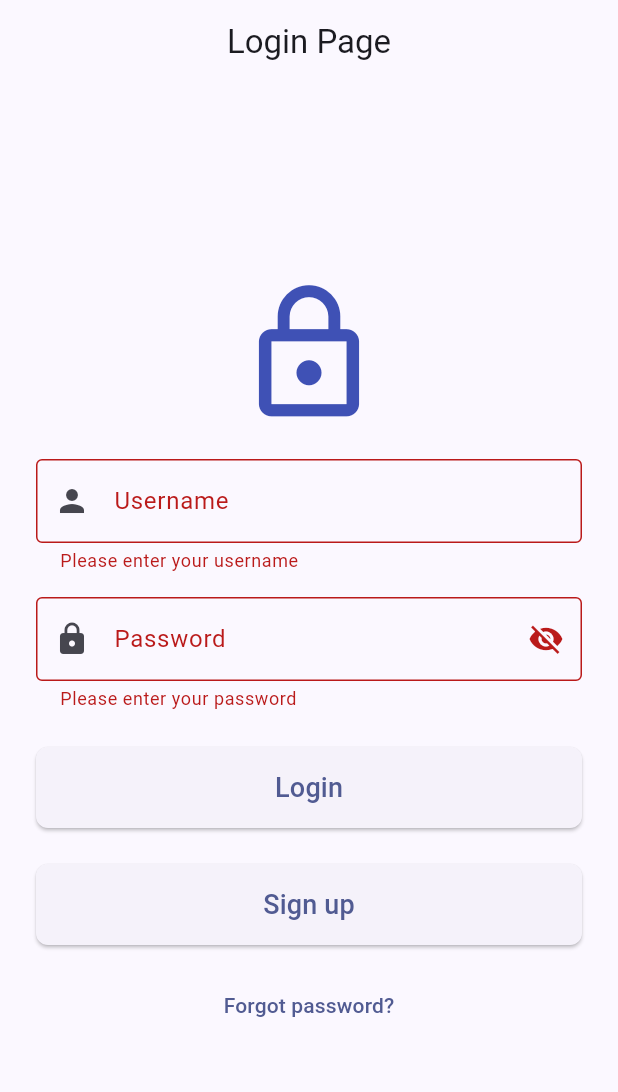
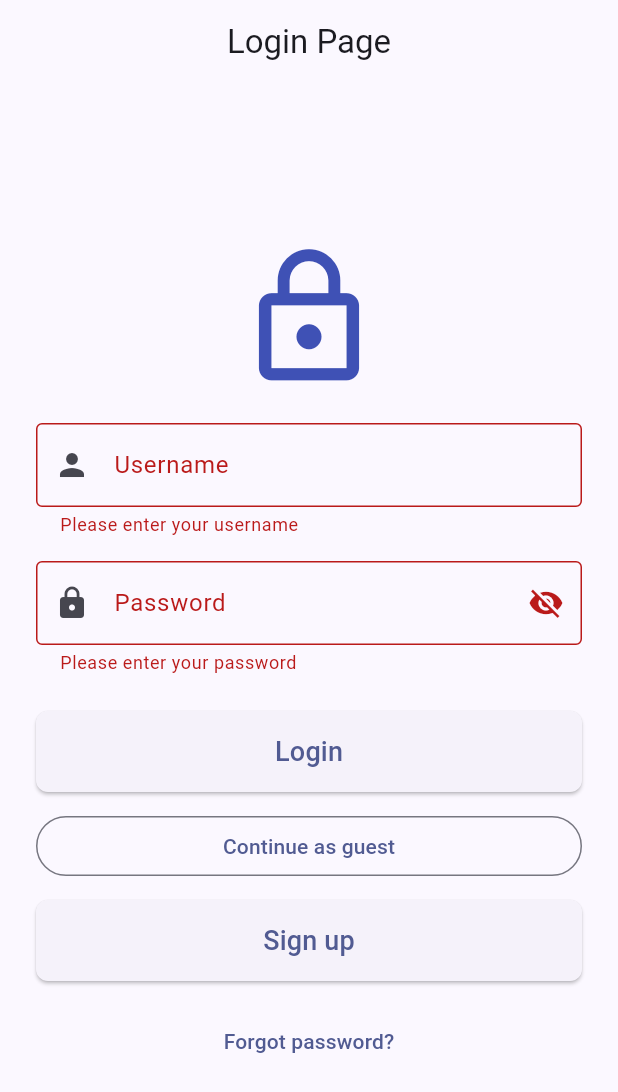
Before and after one commit to aj20l/Sceneit, a Flutter app: the screen it shows after launch, after a tap on "Login", on a phone screen of 412 x 824 dp. Shown: the top 1092 px of the screen. Run offline on Flutter 3.47's test engine with Material 3 defaults, Android fonts, the phone set to English and light mode, and no system bars; our stand-ins replace flutter_dotenv, flutter_local_notifications, sqflite; accounts and stored records are empty.

Commit message:
Wire login/registration to Session; add guest flow so local watchlist works

```diff
--- a/lib/main.dart
+++ b/lib/main.dart
@@ -2,10 +2,11 @@ import 'package:flutter/material.dart';
 import 'package:sceneit/widgets/bottom_nav.dart';
 import 'User.dart';
 import 'package:sceneit/utils/notification_service.dart';
+import 'package:sceneit/utils/session.dart';
 
 void main() async {
-  WidgetsFlutterBinding.ensureInitialized(); // async setup
-  await NotificationService.init();          // initialize notifications
+  WidgetsFlutterBinding.ensureInitialized();
+  await NotificationService.init();
   runApp(const MyApp());
 }
 
@@ -37,53 +38,54 @@ class _LoginPageState extends State<LoginPage> {
   final _formKey = GlobalKey<FormState>();
   final TextEditingController _usernameController = TextEditingController();
   final TextEditingController _passwordController = TextEditingController();
-final UserModel _userModel = UserModel();
+  final UserModel _userModel = UserModel();
   bool _obscurePassword = true;
 
-
-  Future<void> _handleLogin() async{
+  Future<void> _handleLogin() async {
     if (_formKey.currentState!.validate()) {
       final username = _usernameController.text.trim();
       final password = _passwordController.text;
 
-      // add in reading from tables and compare valid combinations
       if (username.isEmpty || password.isEmpty) {
         _showMessage("Please enter email and password.");
         return;
       }
+
+      // Admin shortcut
       if (username == "admin" && password == "1234") {
+        Session.currentUser = User(
+          id: 0,
+          username: 'admin',
+          email: 'admin@example.com',
+          password: '1234',
+        );
         _showMessage('Login successful!');
+        Navigator.push(context, MaterialPageRoute(builder: (context) => BottomNav()));
+        return;
+      }
 
-        Navigator.push(context,
-            MaterialPageRoute(
-              builder: (context) => BottomNav()
-            )
-        );
-
-      }
-      //add saving session
       final user = await _userModel.getUserByCredentials(username, password);
       if (user != null) {
+        Session.currentUser = user;
         _showMessage('Login successful!');
-        Navigator.push(context,
-            MaterialPageRoute(
-                builder: (context) => BottomNav()
-            )
-        );
-
-      }
-      else {
+        Navigator.push(context, MaterialPageRoute(builder: (context) => BottomNav()));
+      } else {
         _showMessage('Invalid credentials');
       }
     }
   }
 
+  void _continueAsGuest() {
+    Session.currentUser = null;
+    Navigator.push(context, MaterialPageRoute(builder: (context) => BottomNav()));
+  }
 
   void _showMessage(String message) {
     ScaffoldMessenger.of(context).showSnackBar(
       SnackBar(content: Text(message), duration: const Duration(seconds: 2)),
     );
   }
+
   @override
   Widget build(BuildContext context) {
     return Scaffold(
@@ -102,7 +104,6 @@ final UserModel _userModel = UserModel();
                 const Icon(Icons.lock_outline, size: 100, color: Colors.indigo),
                 const SizedBox(height: 20),
 
-                //User
                 TextFormField(
                   controller: _usernameController,
                   decoration: const InputDecoration(
@@ -119,7 +120,6 @@ final UserModel _userModel = UserModel();
                 ),
                 const SizedBox(height: 16),
 
-                // Password
                 TextFormField(
                   controller: _passwordController,
                   obscureText: _obscurePassword,
@@ -128,14 +128,8 @@ final UserModel _userModel = UserModel();
                     border: const OutlineInputBorder(),
                     prefixIcon: const Icon(Icons.lock),
                     suffixIcon: IconButton(
-                      icon: Icon(
-                        _obscurePassword
-                            ? Icons.visibility_off
-                            : Icons.visibility,
-                      ),
-                      onPressed: () {
-                        setState(() => _obscurePassword = !_obscurePassword);
-                      },
+                      icon: Icon(_obscurePassword ? Icons.visibility_off : Icons.visibility),
+                      onPressed: () => setState(() => _obscurePassword = !_obscurePassword),
                     ),
                   ),
                   validator: (value) {
@@ -148,30 +142,32 @@ final UserModel _userModel = UserModel();
 
                 const SizedBox(height: 24),
 
-
                 SizedBox(
                   width: double.infinity,
                   child: ElevatedButton(
                     onPressed: _handleLogin,
                     style: ElevatedButton.styleFrom(
                       padding: const EdgeInsets.symmetric(vertical: 14),
-                      shape: RoundedRectangleBorder(
-                        borderRadius: BorderRadius.circular(8),
-                      ),
+                      shape: RoundedRectangleBorder(borderRadius: BorderRadius.circular(8)),
                     ),
-                    child: const Text(
-                      "Login",
-                      style: TextStyle(fontSize: 18),
-                    ),
+                    child: const Text("Login", style: TextStyle(fontSize: 18)),
                   ),
                 ),
-                const SizedBox(height: 24),
+                const SizedBox(height: 12),
 
+                SizedBox(
+                  width: double.infinity,
+                  child: OutlinedButton(
+                    onPressed: _continueAsGuest,
+                    child: const Text("Continue as guest"),
+                  ),
+                ),
+                const SizedBox(height: 12),
 
                 SizedBox(
                   width: double.infinity,
                   child: ElevatedButton(
-                    onPressed:  () {
+                    onPressed: () {
                       Navigator.push(
                         context,
                         MaterialPageRoute(builder: (context) => const RegistrationPage()),
@@ -179,21 +175,14 @@ final UserModel _userModel = UserModel();
                     },
                     style: ElevatedButton.styleFrom(
                       padding: const EdgeInsets.symmetric(vertical: 14),
-                      shape: RoundedRectangleBorder(
-                        borderRadius: BorderRadius.circular(8),
-                      ),
+                      shape: RoundedRectangleBorder(borderRadius: BorderRadius.circular(8)),
                     ),
-                    child: const Text(
-                      "Sign up",
-                      style: TextStyle(fontSize: 18),
-                    ),
+                    child: const Text("Sign up", style: TextStyle(fontSize: 18)),
                   ),
                 ),
                 const SizedBox(height: 16),
                 TextButton(
-                  onPressed: () {
-                    // add in forgot password logic
-                  },
+                  onPressed: () {},
                   child: const Text("Forgot password?"),
                 ),
               ],
@@ -204,8 +193,6 @@ final UserModel _userModel = UserModel();
     );
   }
 }
-
-
 
 class RegistrationPage extends StatefulWidget {
   const RegistrationPage({super.key});
@@ -221,6 +208,7 @@ class _RegistrationPageState extends State<RegistrationPage> {
   final _emailController = TextEditingController();
   final UserModel _userModel = UserModel();
   bool _obscurePassword = false;
+
   Future<void> _signUp() async {
     final username = _usernameController.text.trim();
     final email = _emailController.text.trim();
@@ -231,27 +219,20 @@ class _RegistrationPageState extends State<RegistrationPage> {
       return;
     }
 
-    final user = User(username: username, email: email, password: password);
-    await _userModel.insertUser(user);
-    _showMessage(" User registered successfully!");
-    Navigator.push(context,
-        MaterialPageRoute(
-            builder: (context) => BottomNav()
-        )
-    );
+    final newUser = User(username: username, email: email, password: password);
+    final id = await _userModel.insertUser(newUser);
+    Session.currentUser = User(id: id, username: username, email: email, password: password);
 
-
-
+    _showMessage("User registered successfully!");
+    Navigator.push(context, MaterialPageRoute(builder: (context) => BottomNav()));
   }
-
-
-
 
   void _showMessage(String message) {
     ScaffoldMessenger.of(context).showSnackBar(
       SnackBar(content: Text(message), duration: const Duration(seconds: 2)),
     );
   }
+
   @override
   Widget build(BuildContext context) {
     return Scaffold(
@@ -270,7 +251,6 @@ class _RegistrationPageState extends State<RegistrationPage> {
                 const Icon(Icons.lock_outline, size: 100, color: Colors.indigo),
                 const SizedBox(height: 20),
 
-                //User
                 TextFormField(
                   controller: _usernameController,
                   decoration: const InputDecoration(
@@ -286,7 +266,7 @@ class _RegistrationPageState extends State<RegistrationPage> {
                   },
                 ),
                 const SizedBox(height: 16),
-                //Email
+
                 TextFormField(
                   controller: _emailController,
                   decoration: const InputDecoration(
@@ -303,7 +283,6 @@ class _RegistrationPageState extends State<RegistrationPage> {
                 ),
                 const SizedBox(height: 16),
 
-                // Password
                 TextFormField(
                   controller: _passwordController,
                   obscureText: _obscurePassword,
@@ -312,14 +291,8 @@ class _RegistrationPageState extends State<RegistrationPage> {
                     border: const OutlineInputBorder(),
                     prefixIcon: const Icon(Icons.lock),
                     suffixIcon: IconButton(
-                      icon: Icon(
-                        _obscurePassword
-                            ? Icons.visibility_off
-                            : Icons.visibility,
-                      ),
-                      onPressed: () {
-                        setState(() => _obscurePassword = !_obscurePassword);
-                      },
+                      icon: Icon(_obscurePassword ? Icons.visibility_off : Icons.visibility),
+                      onPressed: () => setState(() => _obscurePassword = !_obscurePassword),
                     ),
                   ),
                   validator: (value) {
@@ -332,33 +305,20 @@ class _RegistrationPageState extends State<RegistrationPage> {
 
                 const SizedBox(height: 24),
 
-
                 SizedBox(
                   width: double.infinity,
                   child: ElevatedButton(
                     onPressed: _signUp,
                     style: ElevatedButton.styleFrom(
                       padding: const EdgeInsets.symmetric(vertical: 14),
-                      shape: RoundedRectangleBorder(
-                        borderRadius: BorderRadius.circular(8),
-                      ),
+                      shape: RoundedRectangleBorder(borderRadius: BorderRadius.circular(8)),
                     ),
-                    child: const Text(
-                      "Register",
-                      style: TextStyle(fontSize: 18),
-                    ),
+                    child: const Text("Register", style: TextStyle(fontSize: 18)),
                   ),
                 ),
                 const SizedBox(height: 24),
 
-
-
-                TextButton(
-                  onPressed: () {
-                    // add in forgot password logic
-                  },
-                  child: const Text("Forgot password?"),
-                ),
+                TextButton(onPressed: () {}, child: const Text("Forgot password?")),
               ],
             ),
           ),
```
